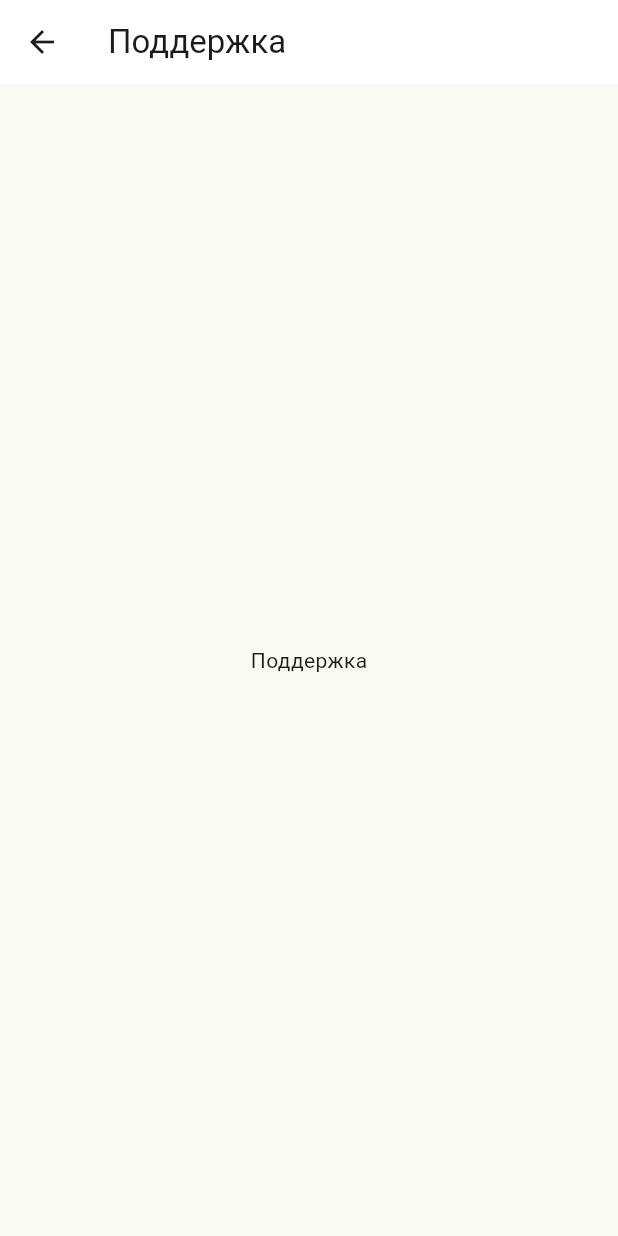
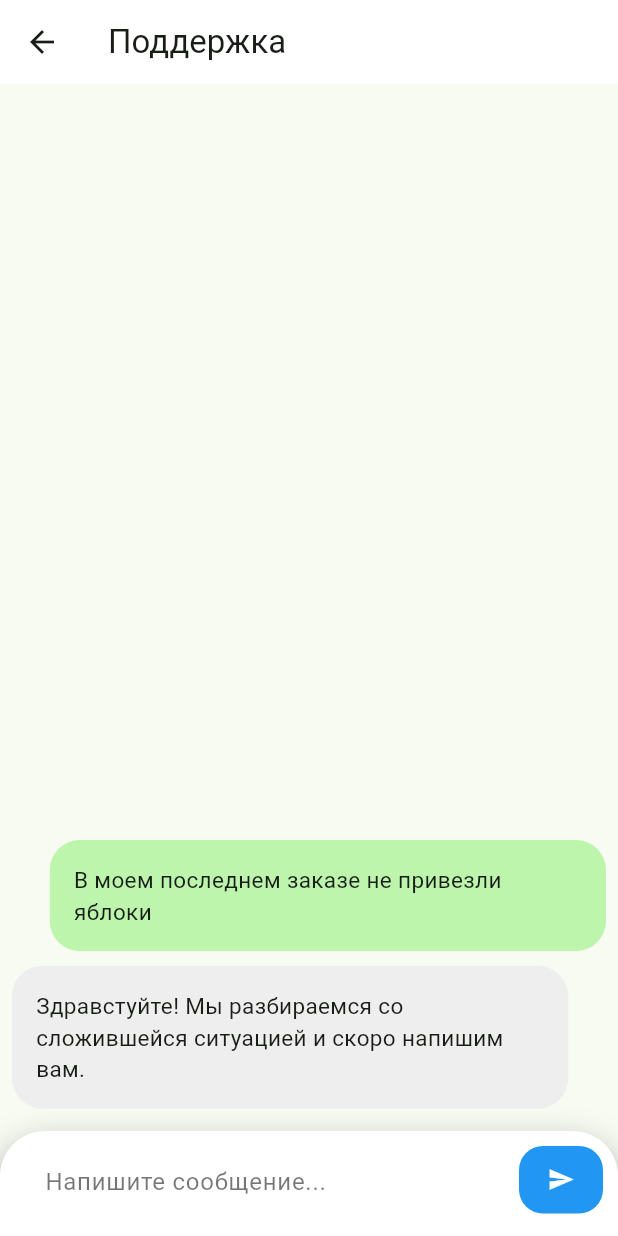
Before and after one commit to itgirlschool/mobile8_final_project, a Flutter app: the SupportScreen screen opened directly, on a phone screen of 412 x 824 dp. Run offline on Flutter 3.47's test engine with Material 2 defaults, Android fonts, the phone set to English and light mode, and no system bars; our stand-ins replace cloud_firestore, firebase_auth, firebase_core, flutter_bloc, get_it; missing offline and left inert: flutter_stripe; accounts and stored records are empty.

Commit message:
Сделала верстку чата

```diff
--- /dev/null
+++ b/lib/data/model/chat_message.dart
@@ -0,0 +1,5 @@
+class ChatMessage{
+  String messageContent;
+  String messageType;
+  ChatMessage({required this.messageContent, required this.messageType});
+}
--- a/lib/screens/support_screen.dart
+++ b/lib/screens/support_screen.dart
@@ -1,5 +1,8 @@
 import 'package:flutter/material.dart';
+import 'package:flutter/scheduler.dart';
 import 'package:mobile8_final_project/screens/widgets/appbar.dart';
+
+import '../data/model/chat_message.dart';
 
 class SupportScreen extends StatefulWidget {
   const SupportScreen({super.key});
@@ -9,18 +12,131 @@ class SupportScreen extends StatefulWidget {
 }
 
 class _SupportScreenState extends State<SupportScreen> {
+  List<ChatMessage> messages = [
+
+    ChatMessage(messageContent: "Здравстуйте! Мы разбираемся со сложившейся ситуацией и скоро напишим вам.", messageType: "receiver"),
+    ChatMessage(messageContent: "В моем последнем заказе не привезли яблоки", messageType: "sender"),
+  ];
+
+  final ScrollController _scrollController = ScrollController();
+  final TextEditingController _textController = TextEditingController();
+
+
+  Future<void> addSupportAnswer() async {
+    await Future.delayed(const Duration(milliseconds: 1000));
+    SchedulerBinding.instance.addPostFrameCallback((_) {
+      setState(() {
+        messages.insert(0, ChatMessage(messageContent: "Здравстуйте! Мы разбираемся со сложившейся ситуацией и скоро напишим вам.", messageType: "receiver"));
+      });
+      if (_scrollController.hasClients) {
+        const position = 0.0;
+        _scrollController.jumpTo(position);
+      }
+    });
+  }
+
+  @override
+  void dispose() {
+    _scrollController.dispose();
+    _textController.dispose();
+    super.dispose();
+  }
 
   @override
   Widget build(BuildContext context) {
     return Container(
       color: Colors.white,
-      child: const SafeArea(
+      child: SafeArea(
         child: Scaffold(
-          appBar: AppBarWidget(title: 'Поддержка',),
-          body: Center(
-            child: Text(
-              'Поддержка',
-            ),
+          appBar: const AppBarWidget(
+            title: 'Поддержка',
+          ),
+          body: Stack(
+            alignment: Alignment.bottomCenter,
+            children: <Widget>[
+              Padding(
+                padding: const EdgeInsets.only(bottom: 70),
+                child: ListView.builder(
+                  controller: _scrollController,
+                  itemCount: messages.length,
+                  reverse: true,
+                  shrinkWrap: true,
+                  padding: const EdgeInsets.only(top: 10, bottom: 10),
+                  itemBuilder: (context, index) {
+                    return Container(
+                      padding: const EdgeInsets.only(left: 8, right: 8, top: 5, bottom: 5),
+                      child: Align(
+                        alignment: (messages[index].messageType == "receiver" ? Alignment.topLeft : Alignment.topRight),
+                        child: Container(
+                          width: MediaQuery.of(context).size.width * 0.9,
+                          decoration: BoxDecoration(borderRadius: BorderRadius.circular(20), color: messages[index].messageType == "receiver" ? Colors.grey.shade200 :
+                          const Color(0xffbdf5ad)),
+                          padding: const EdgeInsets.all(16),
+                          child: Text(
+                            messages[index].messageContent,
+                            style: const TextStyle(fontSize: 15),
+                          ),
+                        ),
+                      ),
+                    );
+                  },
+                ),
+              ),
+              Padding(
+                padding: const EdgeInsets.only(bottom: 0),
+                child: Align(
+                  alignment: Alignment.bottomLeft,
+                  child: Container(
+                    padding: const EdgeInsets.only(left: 10, bottom: 15, top: 10, right: 10),
+                    decoration: BoxDecoration(
+                        color: Colors.white,
+                        borderRadius: const BorderRadius.only(topRight: Radius.circular(30), topLeft: Radius.circular(30)),
+                        boxShadow: [BoxShadow(color: Colors.grey.shade500, blurRadius: 20, offset: const Offset(0, 10))]),
+                    height: 70,
+                    width: double.infinity,
+                    // color: Colors.white,
+                    child: Row(
+                      children: <Widget>[
+                        const SizedBox(
+                          width: 20,
+                        ),
+                         Expanded(
+                          child: TextField(
+                            controller: _textController,
+                            decoration: const InputDecoration(hintText: "Напишите сообщение...", hintStyle: TextStyle(color: Colors.black54), border: InputBorder.none),
+                          ),
+                        ),
+                        const SizedBox(
+                          width: 15,
+                        ),
+                        FloatingActionButton(
+                          onPressed: () {
+                            if (_textController.text.isNotEmpty) {
+                              setState(() {
+                                messages.insert(0, ChatMessage(messageContent: _textController.text, messageType: "sender"));
+                              });
+                              addSupportAnswer();
+                              _textController.clear();
+                              if (_scrollController.hasClients) {
+                                const position = 0.0;
+                                _scrollController.jumpTo(position);
+                              }
+                            }
+                          },
+                          backgroundColor: Colors.blue,
+                          elevation: 0,
+                          child: const Icon(
+                            Icons.send,
+                            color: Colors.white,
+                            size: 18,
+                          ),
+                        ),
+                      ],
+                    ),
+                  ),
+                ),
+              ),
+            ],
           ),
         ),
       ),
```
